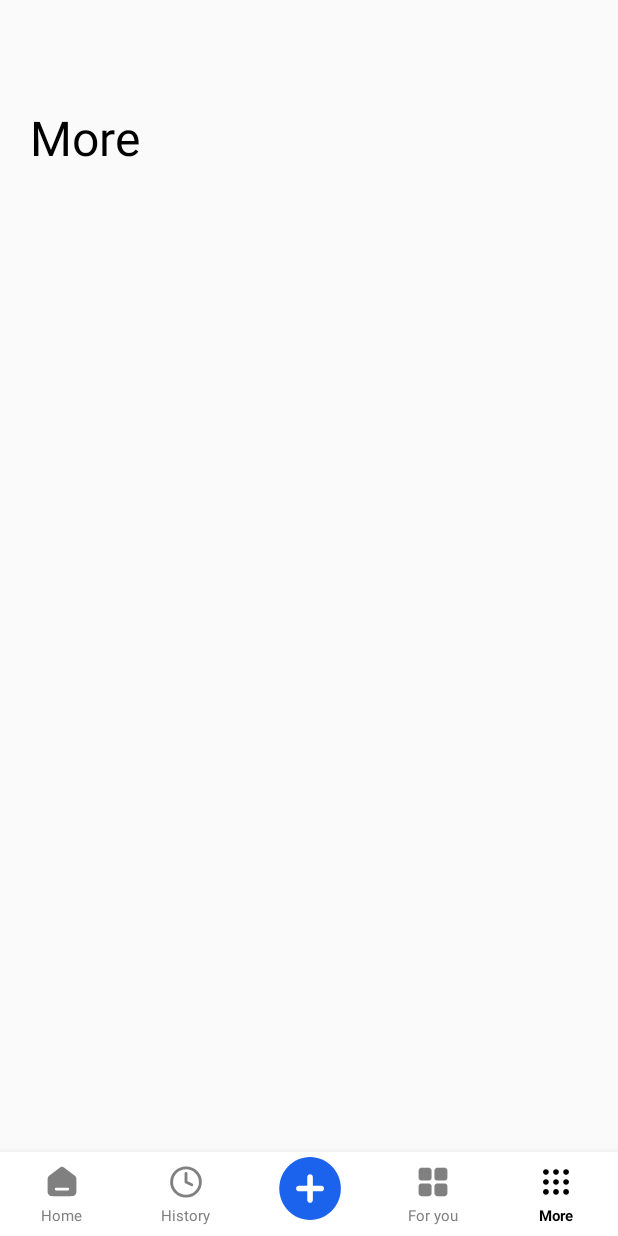
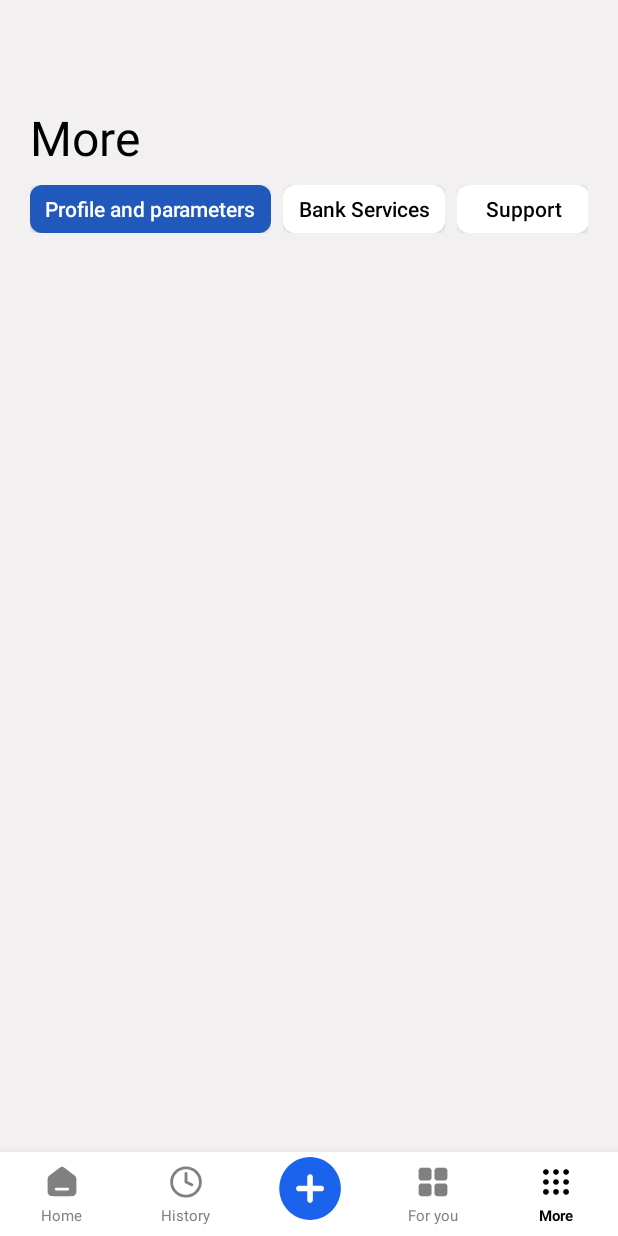
Before and after one commit to nihatmahammadli/Abb_Mobile, an Android app: the More screen opened through its navigation route, on a phone screen of 412 x 824 dp. Run offline under Robolectric (Android 15) with nearby library versions, the phone set to English and light mode, and no system bars; our stand-ins replace Dagger/Hilt's generated code, navigation-ui; Roboto replaces fonts that are not available here.

Commit message:
more page

```diff
--- /dev/null
+++ b/app/src/main/java/com/nihatmahammadli/abbmobile/presentation/adapters/MoreButtonsAdapter.kt
@@ -0,0 +1,59 @@
+package com.nihatmahammadli.abbmobile.presentation.adapters
+
+import android.view.LayoutInflater
+import android.view.ViewGroup
+import androidx.core.content.ContextCompat
+import androidx.recyclerview.widget.RecyclerView
+import com.nihatmahammadli.abbmobile.R
+import com.nihatmahammadli.abbmobile.databinding.ItemMoreButtonsBinding
+import com.nihatmahammadli.abbmobile.presentation.model.MoreButton
+
+class MoreButtonsAdapter(
+    private val buttonList: List<MoreButton>,
+    private val onButtonClick: (position: Int) -> Unit
+) : RecyclerView.Adapter<MoreButtonsAdapter.ViewHolder>() {
+
+    private var selectedPosition = 0
+
+    override fun onCreateViewHolder(parent: ViewGroup, viewType: Int): ViewHolder {
+        val binding = ItemMoreButtonsBinding.inflate(
+            LayoutInflater.from(parent.context), parent, false
+        )
+        return ViewHolder(binding)
+    }
+
+    override fun onBindViewHolder(holder: ViewHolder, position: Int) {
+        holder.bind(buttonList[position], position)
+    }
+
+    override fun getItemCount(): Int = buttonList.size
+
+    inner class ViewHolder(private val binding: ItemMoreButtonsBinding) :
+        RecyclerView.ViewHolder(binding.root) {
+        fun bind(item: MoreButton, position: Int) {
+            binding.btn.text = itemView.context.getString(item.titleResId)
+
+            val context = itemView.context
+            if (position == selectedPosition) {
+                binding.btn.backgroundTintList = ContextCompat.getColorStateList(context, R.color.blue)
+                binding.btn.setTextColor(ContextCompat.getColor(context, R.color.white))
+            } else {
+                binding.btn.backgroundTintList = ContextCompat.getColorStateList(context, R.color.white)
+                binding.btn.setTextColor(ContextCompat.getColor(context, R.color.black))
+            }
+
+            binding.btn.setOnClickListener {
+                val previousPosition = selectedPosition
+                selectedPosition = position
+
+                if (previousPosition != RecyclerView.NO_POSITION) {
+                    notifyItemChanged(previousPosition)
+                }
+                notifyItemChanged(selectedPosition)
+
+                onButtonClick(position)
+            }
+        }
+
+    }
+}
--- /dev/null
+++ b/app/src/main/java/com/nihatmahammadli/abbmobile/presentation/components/dummyData/MoreButtonDummy.kt
@@ -0,0 +1,13 @@
+package com.nihatmahammadli.abbmobile.presentation.components.dummyData
+
+import com.nihatmahammadli.abbmobile.R
+import com.nihatmahammadli.abbmobile.presentation.model.MoreButton
+
+object MoreButtonDummy {
+    val btnList = listOf(
+        MoreButton(R.string.profile_and_parameters),
+        MoreButton(R.string.bank_services),
+        MoreButton(R.string.support),
+        MoreButton(R.string.documents)
+    )
+}
--- /dev/null
+++ b/app/src/main/java/com/nihatmahammadli/abbmobile/presentation/model/MoreButton.kt
@@ -0,0 +1,5 @@
+package com.nihatmahammadli.abbmobile.presentation.model
+
+data class MoreButton(
+    val titleResId: Int
+)
--- a/app/src/main/java/com/nihatmahammadli/abbmobile/presentation/screens/More.kt
+++ b/app/src/main/java/com/nihatmahammadli/abbmobile/presentation/screens/More.kt
@@ -5,11 +5,15 @@ import androidx.fragment.app.Fragment
 import android.view.LayoutInflater
 import android.view.View
 import android.view.ViewGroup
+import androidx.recyclerview.widget.LinearLayoutManager
 import com.nihatmahammadli.abbmobile.R
 import com.nihatmahammadli.abbmobile.databinding.FragmentMoreBinding
+import com.nihatmahammadli.abbmobile.presentation.adapters.MoreButtonsAdapter
+import com.nihatmahammadli.abbmobile.presentation.components.dummyData.MoreButtonDummy
 
 class More : Fragment() {
-    private lateinit var bindin: FragmentMoreBinding
+    private lateinit var binding: FragmentMoreBinding
+    private lateinit var adapter: MoreButtonsAdapter
     override fun onCreate(savedInstanceState: Bundle?) {
         super.onCreate(savedInstanceState)
     }
@@ -18,8 +22,19 @@ class More : Fragment() {
         inflater: LayoutInflater, container: ViewGroup?,
         savedInstanceState: Bundle?
     ): View? {
-        val binding = FragmentMoreBinding.inflate(inflater,container,false)
+        binding = FragmentMoreBinding.inflate(inflater,container,false)
+        initUI()
         return binding.root
     }
 
+    fun initUI(){
+        setUpAdapter()
+    }
+    fun setUpAdapter(){
+        adapter = MoreButtonsAdapter(MoreButtonDummy.btnList) {}
+        binding.buttonsRcyView.adapter = adapter
+        binding.buttonsRcyView.layoutManager = LinearLayoutManager(context,LinearLayoutManager.HORIZONTAL,false)
+
+    }
+
 }
--- /dev/null
+++ b/app/src/main/res/drawable/more_buttons_background.xml
@@ -0,0 +1,11 @@
+<?xml version="1.0" encoding="utf-8"?>
+<selector xmlns:android="http://schemas.android.com/apk/res/android">
+    <item>
+        <shape
+            android:shape="rectangle">
+            <solid android:color="@color/white"/>
+            <corners android:radius="8dp"/>
+        </shape>
+
+    </item>
+</selector>
--- a/app/src/main/res/layout/fragment_add_number.xml
+++ b/app/src/main/res/layout/fragment_add_number.xml
@@ -8,6 +8,7 @@
     android:paddingVertical="40dp"
     android:background="#F0F0F0"
     tools:context=".presentation.screens.AddNumber">
+
 
     <TextView
         android:id="@+id/textView27"
--- a/app/src/main/res/layout/fragment_home_page.xml
+++ b/app/src/main/res/layout/fragment_home_page.xml
@@ -10,6 +10,7 @@
         android:id="@+id/swipeRefreshLayout"
         android:layout_width="match_parent"
         android:layout_height="match_parent">
+
 
         <androidx.core.widget.NestedScrollView
             android:layout_width="match_parent"
--- a/app/src/main/res/layout/fragment_more.xml
+++ b/app/src/main/res/layout/fragment_more.xml
@@ -6,11 +6,12 @@
     android:layout_height="match_parent"
     android:paddingHorizontal="20dp"
     android:paddingTop="70dp"
+    android:background="#F2F0F0"
     android:paddingBottom="30dp"
     tools:context=".presentation.screens.More">
 
     <TextView
-        android:id="@+id/textView37"
+        android:id="@+id/title"
         android:layout_width="wrap_content"
         android:layout_height="wrap_content"
         android:text="More"
@@ -19,5 +20,14 @@
         app:layout_constraintStart_toStartOf="parent"
         app:layout_constraintTop_toTopOf="parent" />
 
+    <androidx.recyclerview.widget.RecyclerView
+        android:id="@+id/buttonsRcyView"
+        android:layout_marginTop="10dp"
+        android:layout_width="0dp"
+        android:layout_height="wrap_content"
+        app:layout_constraintEnd_toEndOf="parent"
+        app:layout_constraintStart_toStartOf="parent"
+        app:layout_constraintTop_toBottomOf="@+id/title" />
+
 
 </androidx.constraintlayout.widget.ConstraintLayout>
--- /dev/null
+++ b/app/src/main/res/layout/item_more_buttons.xml
@@ -0,0 +1,25 @@
+<?xml version="1.0" encoding="utf-8"?>
+<androidx.constraintlayout.widget.ConstraintLayout xmlns:android="http://schemas.android.com/apk/res/android"
+    android:layout_width="wrap_content"
+    android:layout_height="wrap_content"
+    android:layout_marginEnd="8dp"
+    xmlns:app="http://schemas.android.com/apk/res-auto">
+
+
+    <Button
+        android:id="@+id/btn"
+        android:layout_width="wrap_content"
+        android:layout_height="32dp"
+        android:paddingHorizontal="10dp"
+        android:text="Profile and parameters"
+        android:textAllCaps="false"
+        android:textSize="14sp"
+        android:background="@drawable/more_buttons_background"
+        android:textColor="@color/black"
+        app:layout_constraintStart_toStartOf="parent"
+        app:layout_constraintTop_toTopOf="parent"
+        app:layout_constraintBottom_toBottomOf="parent"
+        app:layout_constraintEnd_toEndOf="parent"/>
+
+
+</androidx.constraintlayout.widget.ConstraintLayout>
--- a/app/src/main/res/values/colors.xml
+++ b/app/src/main/res/values/colors.xml
@@ -5,6 +5,7 @@
     <color name="white_grey">#C3C2C2</color>
     <color name="trans">#00000000 </color>
     <color name="gray">#615C5C</color>
+    <color name="blue">#2058BB</color>
     <color name="close_button_bg">#80000000</color>
     <color name="card_details_bg">#2d2d2d</color>
     <color name="card_bg_dark">#1a1a1a</color>
--- a/app/src/main/res/values/strings.xml
+++ b/app/src/main/res/values/strings.xml
@@ -115,4 +115,8 @@
     <string name="when_you_exit_the_mobile_app_you_will_need_to_nregister_again">When you exit the mobile app, you will need to \nregister again.</string>
     <string name="cancel">Cancel</string>
     <string name="your_card_order_is_made">Your card order is made</string>
+    <string name="profile_and_parameters">Profile and parameters</string>
+    <string name="bank_services">Bank Services</string>
+    <string name="support">Support</string>
+    <string name="documents">Documents</string>
 </resources>
```
Also changed, not shown: 1 other file.
